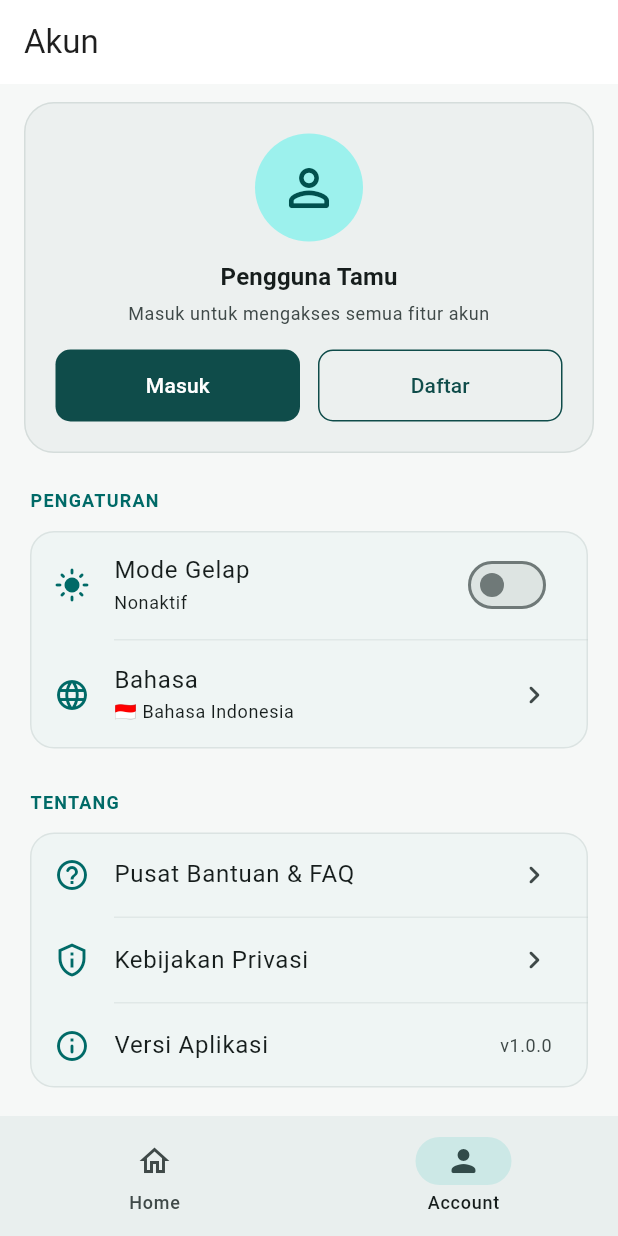
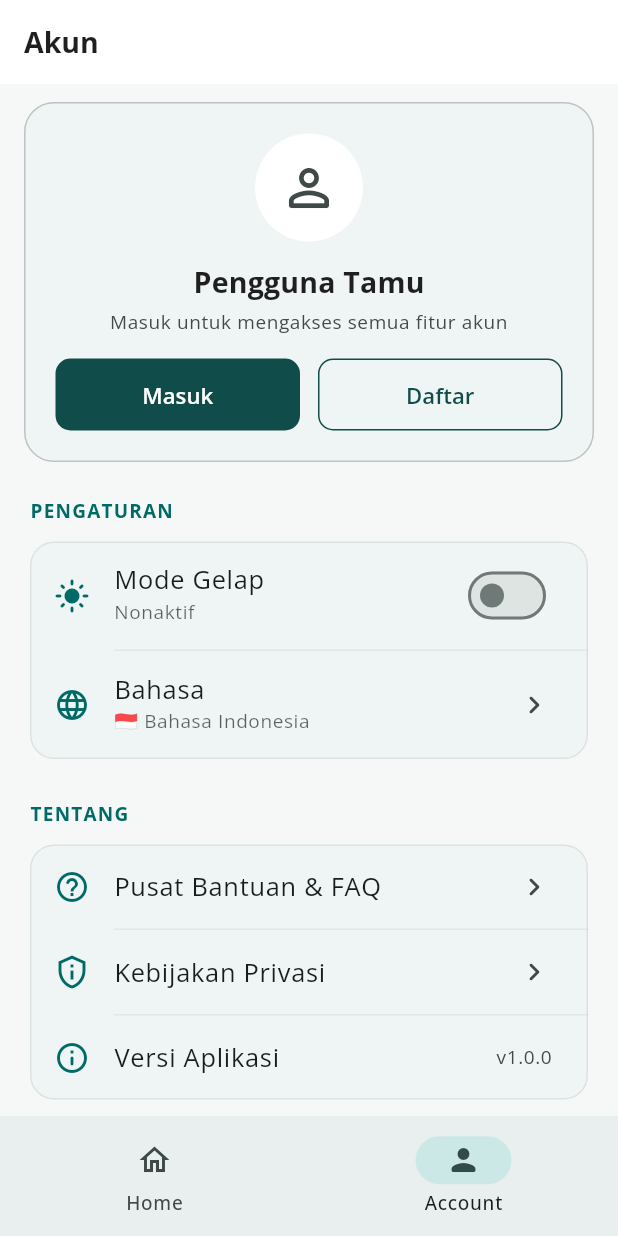
Before and after one commit to Murihat/starterkit_mrh, a Flutter app: the screen it shows after launch, item 2 of the bottom bar chosen, on a phone screen of 412 x 824 dp. Run offline on Flutter 3.47's test engine with Material 3 defaults, Android fonts, the phone set to English and light mode, and no system bars; drawn by our look-alikes of toastification; our stand-ins replace connectivity_plus, device_info_plus, dio, equatable, flutter_bloc, flutter_dotenv and 7 more; missing offline and left inert: safe_device.

Commit message:
feat: add typography and theme extension utilities
- Introduced AppTypography class for centralized font management, including responsive font sizes and weights.
- Implemented createTextTheme method to generate a Material 3 TextTheme with customizable text styles.
- Added ThemeExtension for easy access to ThemeData, TextTheme, and ColorScheme from BuildContext.

```diff
--- a/lib/app/themes/app_font.dart
+++ /dev/null
@@ -1,13 +0,0 @@
-import 'package:flutter/material.dart';
-import 'package:flutter_screenutil/flutter_screenutil.dart';
-
-class AppFontSize {
-  AppFontSize._();
-
-  static TextStyle get xs => TextStyle(fontSize: 12.sp);
-  static TextStyle get sm => TextStyle(fontSize: 14.sp);
-  static TextStyle get md => TextStyle(fontSize: 16.sp);
-  static TextStyle get lg => TextStyle(fontSize: 18.sp);
-  static TextStyle get xl => TextStyle(fontSize: 20.sp);
-  static TextStyle get xxl => TextStyle(fontSize: 24.sp);
-}
--- a/lib/app/themes/app_theme.dart
+++ b/lib/app/themes/app_theme.dart
@@ -1,6 +1,7 @@
 import 'package:flutter/material.dart';
 
 import 'app_color.dart';
+import 'app_typography.dart';
 
 class AppTheme {
   AppTheme._();
@@ -8,7 +9,10 @@ class AppTheme {
   static final ThemeData light = ThemeData(
     useMaterial3: true,
     brightness: Brightness.light,
-    fontFamily: 'OpenSans',
+    fontFamily: AppTypography.fontFamily,
+
+    // Hubungkan typography resmi dengan warna text light
+    textTheme: AppTypography.createTextTheme(AppColors.lightText),
 
     colorScheme: ColorScheme.fromSeed(
       seedColor: AppColors.primary,
@@ -17,12 +21,18 @@ class AppTheme {
 
     scaffoldBackgroundColor: AppColors.lightBackground,
 
-    appBarTheme: const AppBarTheme(
+    appBarTheme: AppBarTheme(
       backgroundColor: AppColors.lightSurface,
       foregroundColor: AppColors.lightText,
       elevation: 0,
       scrolledUnderElevation: 0,
       surfaceTintColor: Colors.transparent,
+      titleTextStyle: TextStyle(
+        fontFamily: AppTypography.fontFamily,
+        fontSize: AppTypography.lg,
+        fontWeight: AppTypography.bold,
+        color: AppColors.lightText,
+      ),
     ),
 
     cardTheme: CardThemeData(
@@ -30,6 +40,34 @@ class AppTheme {
       elevation: 0,
       surfaceTintColor: Colors.transparent,
       shape: RoundedRectangleBorder(borderRadius: BorderRadius.circular(12)),
+    ),
+
+    filledButtonTheme: FilledButtonThemeData(
+      style: FilledButton.styleFrom(
+        backgroundColor: AppColors.primary,
+        foregroundColor: Colors.white,
+        textStyle: TextStyle(
+          fontFamily: AppTypography.fontFamily,
+          fontSize: AppTypography.sm,
+          fontWeight: AppTypography.semiBold,
+        ),
+        minimumSize: const Size(double.infinity, 48),
+        shape: RoundedRectangleBorder(borderRadius: BorderRadius.circular(10)),
+      ),
+    ),
+
+    outlinedButtonTheme: OutlinedButtonThemeData(
+      style: OutlinedButton.styleFrom(
+        foregroundColor: AppColors.primary,
+        textStyle: TextStyle(
+          fontFamily: AppTypography.fontFamily,
+          fontSize: AppTypography.sm,
+          fontWeight: AppTypography.semiBold,
+        ),
+        minimumSize: const Size(double.infinity, 48),
+        shape: RoundedRectangleBorder(borderRadius: BorderRadius.circular(10)),
+        side: const BorderSide(color: AppColors.primary),
+      ),
     ),
 
     inputDecorationTheme: InputDecorationTheme(
@@ -44,24 +82,6 @@ class AppTheme {
       focusedBorder: OutlineInputBorder(
         borderRadius: BorderRadius.circular(10),
         borderSide: const BorderSide(color: AppColors.primary, width: 1.5),
-      ),
-    ),
-
-    filledButtonTheme: FilledButtonThemeData(
-      style: FilledButton.styleFrom(
-        backgroundColor: AppColors.primary,
-        foregroundColor: Colors.white,
-        minimumSize: const Size(double.infinity, 48),
-        shape: RoundedRectangleBorder(borderRadius: BorderRadius.circular(10)),
-      ),
-    ),
-
-    outlinedButtonTheme: OutlinedButtonThemeData(
-      style: OutlinedButton.styleFrom(
-        foregroundColor: AppColors.primary,
-        minimumSize: const Size(double.infinity, 48),
-        shape: RoundedRectangleBorder(borderRadius: BorderRadius.circular(10)),
-        side: const BorderSide(color: AppColors.primary),
       ),
     ),
 
@@ -93,7 +113,10 @@ class AppTheme {
   static final ThemeData dark = ThemeData(
     useMaterial3: true,
     brightness: Brightness.dark,
-    fontFamily: 'OpenSans',
+    fontFamily: AppTypography.fontFamily,
+
+    // Hubungkan typography resmi dengan warna text dark
+    textTheme: AppTypography.createTextTheme(AppColors.darkText),
 
     colorScheme: ColorScheme.fromSeed(
       seedColor: AppColors.primary,
@@ -102,12 +125,18 @@ class AppTheme {
 
     scaffoldBackgroundColor: AppColors.darkBackground,
 
-    appBarTheme: const AppBarTheme(
+    appBarTheme: AppBarTheme(
       backgroundColor: AppColors.darkSurface,
       foregroundColor: AppColors.darkText,
       elevation: 0,
       scrolledUnderElevation: 0,
       surfaceTintColor: Colors.transparent,
+      titleTextStyle: TextStyle(
+        fontFamily: AppTypography.fontFamily,
+        fontSize: AppTypography.lg,
+        fontWeight: AppTypography.bold,
+        color: AppColors.darkText,
+      ),
     ),
 
     cardTheme: CardThemeData(
@@ -115,6 +144,34 @@ class AppTheme {
       elevation: 0,
       surfaceTintColor: Colors.transparent,
       shape: RoundedRectangleBorder(borderRadius: BorderRadius.circular(12)),
+    ),
+
+    filledButtonTheme: FilledButtonThemeData(
+      style: FilledButton.styleFrom(
+        backgroundColor: AppColors.primary,
+        foregroundColor: Colors.white,
+        textStyle: TextStyle(
+          fontFamily: AppTypography.fontFamily,
+          fontSize: AppTypography.sm,
+          fontWeight: AppTypography.semiBold,
+        ),
+        minimumSize: const Size(double.infinity, 48),
+        shape: RoundedRectangleBorder(borderRadius: BorderRadius.circular(10)),
+      ),
+    ),
+
+    outlinedButtonTheme: OutlinedButtonThemeData(
+      style: OutlinedButton.styleFrom(
+        foregroundColor: Colors.white,
+        textStyle: TextStyle(
+          fontFamily: AppTypography.fontFamily,
+          fontSize: AppTypography.sm,
+          fontWeight: AppTypography.semiBold,
+        ),
+        minimumSize: const Size(double.infinity, 48),
+        shape: RoundedRectangleBorder(borderRadius: BorderRadius.circular(10)),
+        side: const BorderSide(color: AppColors.primary),
+      ),
     ),
 
     inputDecorationTheme: InputDecorationTheme(
@@ -129,24 +186,6 @@ class AppTheme {
       focusedBorder: OutlineInputBorder(
         borderRadius: BorderRadius.circular(10),
         borderSide: const BorderSide(color: AppColors.primary, width: 1.5),
-      ),
-    ),
-
-    filledButtonTheme: FilledButtonThemeData(
-      style: FilledButton.styleFrom(
-        backgroundColor: AppColors.primary,
-        foregroundColor: Colors.white,
-        minimumSize: const Size(double.infinity, 48),
-        shape: RoundedRectangleBorder(borderRadius: BorderRadius.circular(10)),
-      ),
-    ),
-
-    outlinedButtonTheme: OutlinedButtonThemeData(
-      style: OutlinedButton.styleFrom(
-        foregroundColor: Colors.white,
-        minimumSize: const Size(double.infinity, 48),
-        shape: RoundedRectangleBorder(borderRadius: BorderRadius.circular(10)),
-        side: const BorderSide(color: AppColors.primary),
       ),
     ),
 
--- /dev/null
+++ b/lib/app/themes/app_typography.dart
@@ -0,0 +1,109 @@
+import 'package:flutter/material.dart';
+import 'package:flutter_screenutil/flutter_screenutil.dart';
+
+class AppTypography {
+  AppTypography._();
+
+  /// Ganti nama font utama di sini untuk mengubah seluruh aplikasi
+  static const String fontFamily = 'OpenSans';
+
+  // ===========================================================================
+  // FONT SIZES (RESPONSIVE DENGAN SCREENUTIL)
+  // ===========================================================================
+  static double get xs => 12.sp;
+  static double get sm => 14.sp;
+  static double get md => 16.sp;
+  static double get lg => 18.sp;
+  static double get xl => 20.sp;
+  static double get xxl => 24.sp;
+  static double get display => 32.sp;
+
+  // ===========================================================================
+  // FONT WEIGHTS
+  // ===========================================================================
+  static const FontWeight regular = FontWeight.w400;
+  static const FontWeight medium = FontWeight.w500;
+  static const FontWeight semiBold = FontWeight.w600;
+  static const FontWeight bold = FontWeight.w700;
+
+  // ===========================================================================
+  // MATERIAL 3 TEXT THEME GENERATOR
+  // ===========================================================================
+  static TextTheme createTextTheme(Color defaultTextColor) {
+    return TextTheme(
+      // Display / Headline Besar
+      displayLarge: TextStyle(
+        fontFamily: fontFamily,
+        fontSize: display,
+        fontWeight: bold,
+        color: defaultTextColor,
+      ),
+      headlineMedium: TextStyle(
+        fontFamily: fontFamily,
+        fontSize: xxl,
+        fontWeight: bold,
+        color: defaultTextColor,
+      ),
+
+      // Titles (AppBar, Card Header, Section Header)
+      titleLarge: TextStyle(
+        fontFamily: fontFamily,
+        fontSize: xl,
+        fontWeight: bold,
+        color: defaultTextColor,
+      ),
+      titleMedium: TextStyle(
+        fontFamily: fontFamily,
+        fontSize: lg,
+        fontWeight: semiBold,
+        color: defaultTextColor,
+      ),
+      titleSmall: TextStyle(
+        fontFamily: fontFamily,
+        fontSize: md,
+        fontWeight: semiBold,
+        color: defaultTextColor,
+      ),
+
+      // Body (Paragraf, Teks utama)
+      bodyLarge: TextStyle(
+        fontFamily: fontFamily,
+        fontSize: md,
+        fontWeight: regular,
+        color: defaultTextColor,
+      ),
+      bodyMedium: TextStyle(
+        fontFamily: fontFamily,
+        fontSize: sm,
+        fontWeight: regular,
+        color: defaultTextColor,
+      ),
+      bodySmall: TextStyle(
+        fontFamily: fontFamily,
+        fontSize: xs,
+        fontWeight: regular,
+        color: defaultTextColor.withValues(alpha: 0.7),
+      ),
+
+      // Labels (Button text, Badge, Tag, Subtitle halus)
+      labelLarge: TextStyle(
+        fontFamily: fontFamily,
+        fontSize: sm,
+        fontWeight: semiBold,
+        color: defaultTextColor,
+      ),
+      labelMedium: TextStyle(
+        fontFamily: fontFamily,
+        fontSize: xs,
+        fontWeight: medium,
+        color: defaultTextColor,
+      ),
+      labelSmall: TextStyle(
+        fontFamily: fontFamily,
+        fontSize: 10.sp,
+        fontWeight: medium,
+        color: defaultTextColor.withValues(alpha: 0.6),
+      ),
+    );
+  }
+}
--- /dev/null
+++ b/lib/core/extensions/theme_extension.dart
@@ -0,0 +1,7 @@
+import 'package:flutter/material.dart';
+
+extension ThemeExtension on BuildContext {
+  ThemeData get theme => Theme.of(this);
+  TextTheme get textTheme => Theme.of(this).textTheme;
+  ColorScheme get colorScheme => Theme.of(this).colorScheme;
+}
--- a/lib/core/wrappers/connectivity/presentation/screens/connectivity_screen.dart
+++ b/lib/core/wrappers/connectivity/presentation/screens/connectivity_screen.dart
@@ -1,7 +1,7 @@
 import 'package:flutter/material.dart';
 
 import '../../../../../app/themes/app_color.dart';
-import '../../../../../app/themes/app_font.dart';
+import '../../../../extensions/theme_extension.dart';
 
 class ConnectivityScreen extends StatefulWidget {
   const ConnectivityScreen({super.key});
@@ -73,15 +73,12 @@ class _ConnectivityScreenState extends State<ConnectivityScreen>
                   const SizedBox(height: 20),
                   Text(
                     'No Internet Connection',
-                    style: TextStyle(
-                      fontSize: AppFontSize.xl.fontSize,
-                      fontWeight: FontWeight.w600,
-                    ),
+                    style: context.textTheme.bodyLarge,
                   ),
                   const SizedBox(height: 8),
                   Text(
                     'Please check your connection',
-                    style: TextStyle(fontSize: 14, color: Colors.grey.shade600),
+                    style: context.textTheme.bodyMedium,
                   ),
                   const SizedBox(height: 16),
                   const _AnimatedDots(),
@@ -129,10 +126,7 @@ class _AnimatedDotsState extends State<_AnimatedDots>
         final value = (_controller.value * 3).floor();
         return Text(
           'Reconnecting${'.' * value}',
-          style: TextStyle(
-            fontSize: AppFontSize.lg.fontSize,
-            fontWeight: FontWeight.w600,
-          ),
+          style: context.textTheme.labelLarge,
         );
       },
     );
--- a/lib/features/account/presentation/screens/account_screen.dart
+++ b/lib/features/account/presentation/screens/account_screen.dart
@@ -2,6 +2,7 @@ import 'package:flutter/material.dart';
 import 'package:flutter_bloc/flutter_bloc.dart';
 
 import '../../../../core/extensions/localization_extension.dart';
+import '../../../../core/extensions/theme_extension.dart';
 import '../../../../core/states/local_notification/local_notification_cubit.dart';
 import '../../../../core/states/locale/locale_cubit.dart';
 import '../../../../core/states/theme/theme_cubit.dart';
@@ -62,33 +63,28 @@ class _GuestHeaderCard extends StatelessWidget {
 
   @override
   Widget build(BuildContext context) {
-    final theme = Theme.of(context);
-    final colorScheme = theme.colorScheme;
-
     return Container(
       padding: const EdgeInsets.all(20),
       decoration: BoxDecoration(
-        color: colorScheme.surfaceContainerHighest.withValues(alpha: 0.4),
+        color: context.colorScheme.surfaceContainerLow,
         borderRadius: BorderRadius.circular(20),
-        border: Border.all(
-          color: colorScheme.outlineVariant.withValues(alpha: 0.5),
-        ),
+        border: Border.all(color: context.colorScheme.outline.withOpacity(0.4)),
       ),
       child: Column(
         children: [
           CircleAvatar(
             radius: 36,
-            backgroundColor: colorScheme.primaryContainer,
+            backgroundColor: context.colorScheme.onPrimary,
             child: Icon(
               Icons.person_outline_rounded,
               size: 40,
-              color: colorScheme.onPrimaryContainer,
+              color: context.colorScheme.onSurfaceVariant,
             ),
           ),
           const SizedBox(height: 12),
           Text(
             context.l10n.accountGuestUser,
-            style: theme.textTheme.titleMedium?.copyWith(
+            style: context.textTheme.titleMedium?.copyWith(
               fontWeight: FontWeight.bold,
             ),
           ),
@@ -96,8 +92,8 @@ class _GuestHeaderCard extends StatelessWidget {
           Text(
             context.l10n.accountGuestUserDesc,
             textAlign: TextAlign.center,
-            style: theme.textTheme.bodySmall?.copyWith(
-              color: colorScheme.onSurfaceVariant,
+            style: context.textTheme.bodySmall?.copyWith(
+              color: context.colorScheme.onSurfaceVariant,
             ),
           ),
           const SizedBox(height: 16),
@@ -152,8 +148,9 @@ class _PreferencesCard extends StatelessWidget {
                     alignment: Alignment.centerLeft,
                     child: Text(
                       sheetContext.l10n.accountLanguageSelectTitle,
-                      style: Theme.of(sheetContext).textTheme.titleMedium
-                          ?.copyWith(fontWeight: FontWeight.bold),
+                      style: context.textTheme.titleMedium?.copyWith(
+                        fontWeight: FontWeight.bold,
+                      ),
                     ),
                   ),
                 ),
@@ -163,7 +160,7 @@ class _PreferencesCard extends StatelessWidget {
                   trailing: currentCode == 'id'
                       ? Icon(
                           Icons.check_circle_rounded,
-                          color: Theme.of(context).colorScheme.primary,
+                          color: context.colorScheme.primary,
                         )
                       : null,
                   onTap: () {
@@ -177,7 +174,7 @@ class _PreferencesCard extends StatelessWidget {
                   trailing: currentCode == 'en'
                       ? Icon(
                           Icons.check_circle_rounded,
-                          color: Theme.of(context).colorScheme.primary,
+                          color: context.colorScheme.primary,
                         )
                       : null,
                   onTap: () {
@@ -195,16 +192,13 @@ class _PreferencesCard extends StatelessWidget {
 
   @override
   Widget build(BuildContext context) {
-    final theme = Theme.of(context);
-    final colorScheme = theme.colorScheme;
-
     return Card(
       elevation: 0,
-      color: colorScheme.surfaceContainerLow,
+      color: context.colorScheme.surfaceContainerLow,
       shape: RoundedRectangleBorder(
         borderRadius: BorderRadius.circular(16),
         side: BorderSide(
-          color: colorScheme.outlineVariant.withValues(alpha: 0.4),
+          color: context.colorScheme.outlineVariant.withValues(alpha: 0.4),
         ),
       ),
       child: Column(
@@ -216,14 +210,14 @@ class _PreferencesCard extends StatelessWidget {
                   themeState.isDark
                       ? Icons.dark_mode_rounded
                       : Icons.light_mode_rounded,
-                  color: colorScheme.primary,
+                  color: context.colorScheme.primary,
                 ),
                 title: Text(context.l10n.accountThemeDarkMode),
                 subtitle: Text(
                   themeState.isDark
                       ? context.l10n.accountThemeActive
                       : context.l10n.accountThemeInactive,
-                  style: theme.textTheme.bodySmall,
+                  style: context.textTheme.bodySmall,
                 ),
                 value: themeState.isDark,
                 onChanged: (_) => context.read<ThemeCubit>().toggleTheme(),
@@ -233,7 +227,7 @@ class _PreferencesCard extends StatelessWidget {
           Divider(
             height: 1,
             indent: 56,
-            color: colorScheme.outlineVariant.withValues(alpha: 0.3),
+            color: context.colorScheme.outlineVariant.withValues(alpha: 0.3),
           ),
           BlocBuilder<LocaleCubit, LocaleState>(
             builder: (context, localeState) {
@@ -241,14 +235,14 @@ class _PreferencesCard extends StatelessWidget {
               return ListTile(
                 leading: Icon(
                   Icons.language_rounded,
-                  color: colorScheme.primary,
+                  color: context.colorScheme.primary,
                 ),
                 title: Text(context.l10n.accountLanguage),
                 subtitle: Text(
                   isId
                       ? '🇮🇩 ${context.l10n.accountLanguageIndonesian}'
                       : '🇬🇧 ${context.l10n.accountLanguageEnglish}',
-                  style: theme.textTheme.bodySmall,
+                  style: context.textTheme.bodySmall,
                 ),
                 trailing: const Icon(Icons.chevron_right_rounded),
                 onTap: () => _showLanguageSheet(context),
@@ -266,8 +260,7 @@ class _AboutCard extends StatelessWidget {
 
   @override
   Widget build(BuildContext context) {
-    final theme = Theme.of(context);
-    final colorScheme = theme.colorScheme;
+    final colorScheme = context.colorScheme;
 
     return Card(
       elevation: 0,
@@ -316,7 +309,7 @@ class _AboutCard extends StatelessWidget {
             title: Text(context.l10n.accountAboutAppVersion),
             trailing: Text(
               'v1.0.0',
-              style: theme.textTheme.bodySmall?.copyWith(
+              style: context.textTheme.bodySmall?.copyWith(
                 color: colorScheme.onSurfaceVariant,
               ),
             ),
@@ -332,7 +325,7 @@ class _DevToolsCard extends StatelessWidget {
 
   @override
   Widget build(BuildContext context) {
-    final colorScheme = Theme.of(context).colorScheme;
+    final colorScheme = context.colorScheme;
 
     return Card(
       elevation: 0,
@@ -399,10 +392,10 @@ class _SectionHeader extends StatelessWidget {
       padding: const EdgeInsets.symmetric(horizontal: 4),
       child: Text(
         title,
-        style: Theme.of(context).textTheme.labelMedium?.copyWith(
+        style: context.textTheme.labelMedium?.copyWith(
           fontWeight: FontWeight.bold,
           letterSpacing: 0.8,
-          color: Theme.of(context).colorScheme.primary,
+          color: context.colorScheme.primary,
         ),
       ),
     );
--- a/lib/features/home/presentation/screens/home_screen.dart
+++ b/lib/features/home/presentation/screens/home_screen.dart
@@ -1,6 +1,7 @@
 import 'package:flutter/material.dart';
 
 import '../../../../core/extensions/localization_extension.dart';
+import '../../../../core/extensions/theme_extension.dart';
 
 class HomeScreen extends StatefulWidget {
   const HomeScreen({super.key});
@@ -14,7 +15,12 @@ class _HomeScreenState extends State<HomeScreen> {
   Widget build(BuildContext context) {
     return Scaffold(
       appBar: AppBar(title: Text(context.l10n.homeTitle)),
-      body: Center(child: Text(context.l10n.homeWelcome)),
+      body: Center(
+        child: Text(
+          context.l10n.homeWelcome,
+          style: context.textTheme.bodyMedium,
+        ),
+      ),
     );
   }
 }
```
Also changed, not shown: pubspec.yaml (+14 -14 lines), assets/fonts/OpenSans-Bold.ttf (added), assets/fonts/OpenSans-ExtraBold.ttf (added), assets/fonts/OpenSans-Medium.ttf (added), assets/fonts/OpenSans-Regular.ttf (added), assets/fonts/OpenSans-SemiBold.ttf (added).
